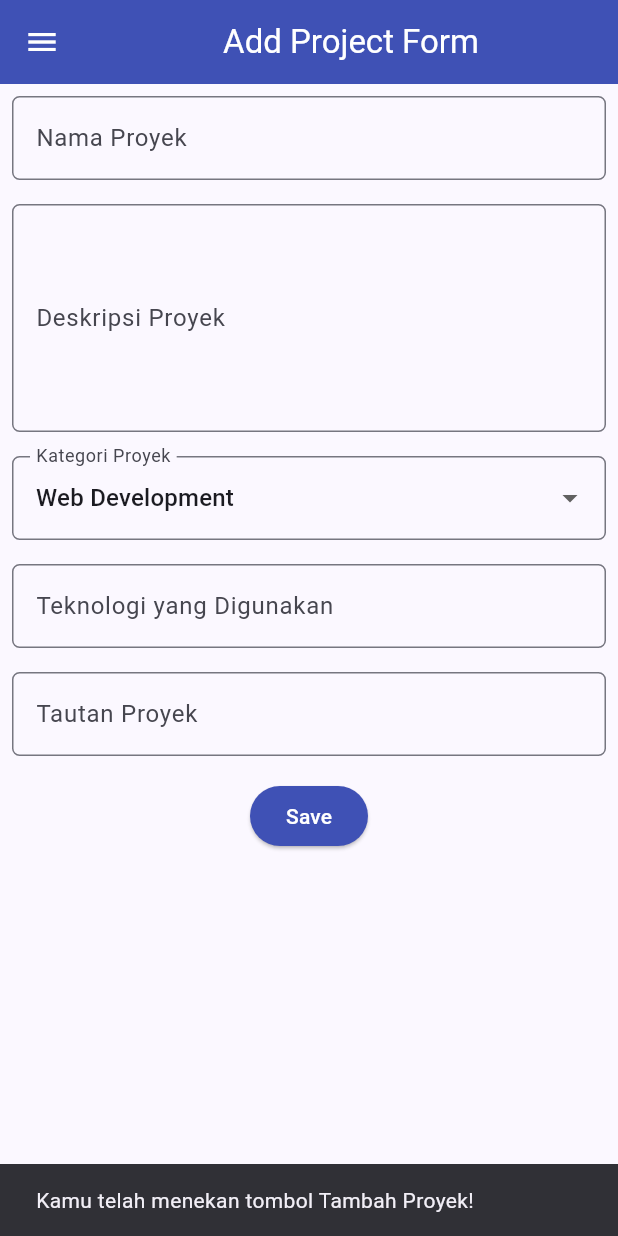
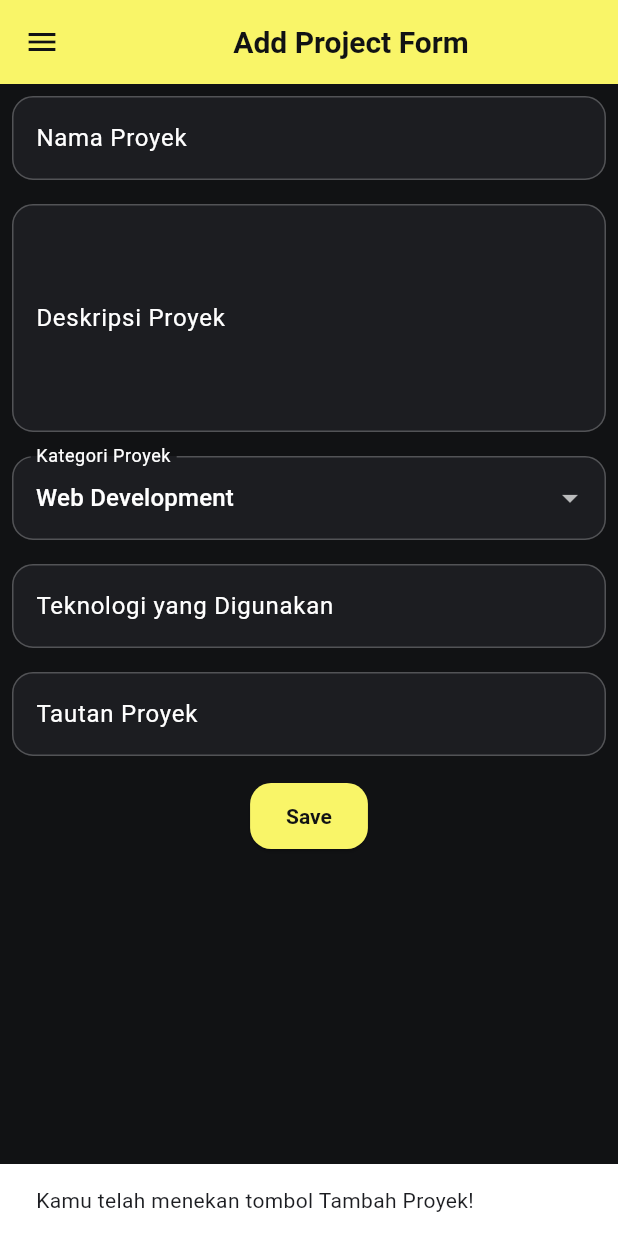
Before and after one commit to mickiepie/myportfolio_mobile, a Flutter app: the screen it shows after launch, after a tap on "Tambah Proyek", on a phone screen of 412 x 824 dp. Run offline on Flutter 3.47's test engine with Material 3 defaults, Android fonts, the phone set to English and light mode, and no system bars; our stand-ins replace material_ui.

Commit message:
style: add AppTheme and update app colors

```diff
--- a/lib/main.dart
+++ b/lib/main.dart
@@ -1,5 +1,6 @@
-import 'package:flutter/material.dart';
+import 'package:material_ui/material_ui.dart';
 import 'package:myportfolio_mobile/screens/menu.dart';
+import 'package:myportfolio_mobile/theme/app_theme.dart';
 
 void main() {
   runApp(const MyApp());
@@ -12,13 +13,7 @@ class MyApp extends StatelessWidget {
   Widget build(BuildContext context) {
     return MaterialApp(
       title: 'MyPortfolio',
-      theme: ThemeData(
-        colorScheme: ColorScheme.fromSeed(
-          seedColor: Colors.indigo,
-          secondary: Colors.amber[700],
-        ),
-        useMaterial3: true,
-      ),
+      theme: AppTheme.darkTheme,
       home: MyHomePage(),
     );
   }
--- a/lib/screens/project_form.dart
+++ b/lib/screens/project_form.dart
@@ -1,4 +1,4 @@
-import 'package:flutter/material.dart';
+import 'package:material_ui/material_ui.dart';
 import 'package:myportfolio_mobile/widgets/left_drawer.dart';
 
 class ProjectFormPage extends StatefulWidget {
@@ -31,8 +31,6 @@ class _ProjectFormPageState extends State<ProjectFormPage> {
         title: const Center(
           child: Text('Add Project Form'),
         ),
-        backgroundColor: Colors.indigo,
-        foregroundColor: Colors.white,
       ),
       drawer: const LeftDrawer(),
       body: Form(
@@ -148,9 +146,6 @@ class _ProjectFormPageState extends State<ProjectFormPage> {
                 child: Padding(
                   padding: const EdgeInsets.all(8.0),
                   child: ElevatedButton(
-                    style: ButtonStyle(
-                      backgroundColor: WidgetStateProperty.all(Colors.indigo),
-                    ),
                     onPressed: () {
                       if (_formKey.currentState!.validate()) {
                         showDialog(
@@ -186,7 +181,6 @@ class _ProjectFormPageState extends State<ProjectFormPage> {
                     },
                     child: const Text(
                       "Save",
-                      style: TextStyle(color: Colors.white),
                     ),
                   ),
                 ),
--- /dev/null
+++ b/lib/theme/app_theme.dart
@@ -0,0 +1,77 @@
+import 'package:material_ui/material_ui.dart';
+
+class AppColors {
+  static const Color background = Color(0xFF111214);
+  static const Color surface = Color(0xFF1C1D21);
+  static const Color drawerBg = Color(0xFF16171A);
+
+
+  static const Color pastelYellow = Color(0xFFF9F568);
+  static const Color pastelGreen = Color(0xFF9EE5A5);
+  static const Color pastelBlue = Color(0xFFB2E4FA);
+  static const Color pastelCream = Color(0xFFFAF5DD);
+
+  // Warna teks
+  static const Color textDark = Color(0xFF111214);
+  static const Color textDarkSecondary = Color(0xFF2B2C30);
+  static const Color textLight = Colors.white;
+  static const Color textMuted = Colors.white54;
+}
+
+class AppTheme {
+  static ThemeData get darkTheme {
+    return ThemeData(
+      brightness: Brightness.dark,
+      scaffoldBackgroundColor: AppColors.background,
+      colorScheme: const ColorScheme.dark(
+        primary: AppColors.pastelYellow,
+        onPrimary: AppColors.textDark,
+        secondary: AppColors.pastelBlue,
+        onSecondary: AppColors.textDark,
+        surface: AppColors.surface,
+      ),
+      appBarTheme: const AppBarTheme(
+        backgroundColor: AppColors.pastelYellow,
+        foregroundColor: AppColors.textDark,
+        iconTheme: IconThemeData(color: AppColors.textDark), // Ikon drawer hitam
+        elevation: 0,
+        titleTextStyle: TextStyle(
+          color: AppColors.textDark,
+          fontSize: 20,
+          fontWeight: FontWeight.bold,
+        ),
+      ),
+      drawerTheme: const DrawerThemeData(
+        backgroundColor: AppColors.drawerBg,
+      ),
+      inputDecorationTheme: InputDecorationTheme(
+        filled: true,
+        fillColor: AppColors.surface,
+        border: OutlineInputBorder(
+          borderRadius: BorderRadius.circular(14.0),
+          borderSide: const BorderSide(color: Colors.white24),
+        ),
+        enabledBorder: OutlineInputBorder(
+          borderRadius: BorderRadius.circular(14.0),
+          borderSide: const BorderSide(color: Colors.white24),
+        ),
+        focusedBorder: OutlineInputBorder(
+          borderRadius: BorderRadius.circular(14.0),
+          borderSide: const BorderSide(color: AppColors.pastelYellow, width: 1.5),
+        ),
+      ),
+      elevatedButtonTheme: ElevatedButtonThemeData(
+        style: ElevatedButton.styleFrom(
+          backgroundColor: AppColors.pastelYellow,
+          foregroundColor: AppColors.textDark,
+          textStyle: const TextStyle(fontWeight: FontWeight.bold),
+          padding: const EdgeInsets.symmetric(horizontal: 24, vertical: 14),
+          shape: RoundedRectangleBorder(
+            borderRadius: BorderRadius.circular(14),
+          ),
+        ),
+      ),
+      useMaterial3: true,
+    );
+  }
+}
```
